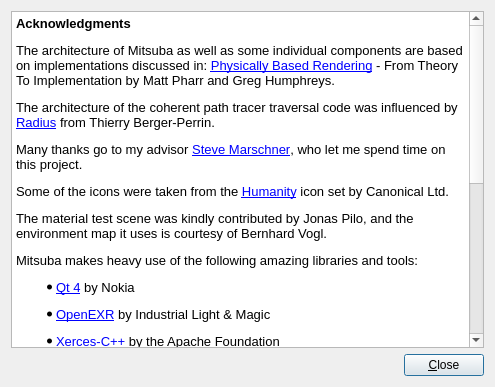
First picture: the form in src/qtgui/acknowledgmentdlg.ui, repository mitsuba-renderer/mitsuba, before the edit.
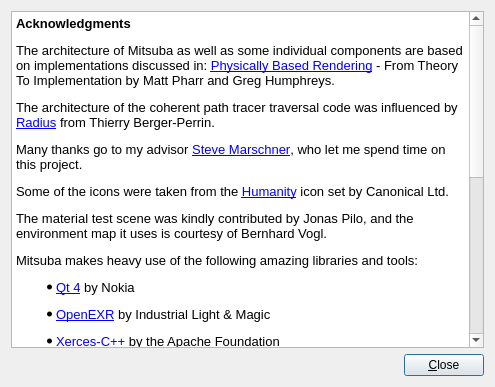
Second picture: the form after the edit.

What changed in the file:
```diff
--- a/src/qtgui/acknowledgmentdlg.ui
+++ b/src/qtgui/acknowledgmentdlg.ui
@@ -58,6 +58,7 @@
 &lt;ul style=&quot;-qt-list-indent: 1;&quot;&gt;&lt;li style=&quot; margin-top:12px; margin-bottom:12px; margin-left:0px; margin-right:0px; -qt-block-indent:0; text-indent:0px;&quot;&gt;&lt;a href=&quot;http://qt.nokia.com/products&quot;&gt;&lt;span style=&quot; text-decoration: underline; color:#0000ff;&quot;&gt;Qt 4&lt;/span&gt;&lt;/a&gt; by Nokia&lt;/li&gt;
 &lt;li style=&quot; margin-top:12px; margin-bottom:12px; margin-left:0px; margin-right:0px; -qt-block-indent:0; text-indent:0px;&quot;&gt;&lt;a href=&quot;http://www.openexr.com/&quot;&gt;&lt;span style=&quot; text-decoration: underline; color:#0000ff;&quot;&gt;OpenEXR&lt;/span&gt;&lt;/a&gt; by Industrial Light &amp;amp; Magic&lt;/li&gt;
 &lt;li style=&quot; margin-top:12px; margin-bottom:12px; margin-left:0px; margin-right:0px; -qt-block-indent:0; text-indent:0px;&quot;&gt;&lt;a href=&quot;http://xerces.apache.org/xerces-c/&quot;&gt;&lt;span style=&quot; text-decoration: underline; color:#0000ff;&quot;&gt;Xerces-C++&lt;/span&gt;&lt;/a&gt; by the Apache Foundation&lt;/li&gt;
+&lt;li style=&quot; margin-top:12px; margin-bottom:12px; margin-left:0px; margin-right:0px; -qt-block-indent:0; text-indent:0px;&quot;&gt;&lt;a href=&quot;http://eigen.tuxfamily.org&quot;&gt;&lt;span style=&quot; text-decoration: underline; color:#0000ff;&quot;&gt;Eigen&lt;/span&gt;&lt;/a&gt; by Benoît Jacob and Gaël Guennebaud&lt;/li&gt;
 &lt;li style=&quot; margin-top:12px; margin-bottom:12px; margin-left:0px; margin-right:0px; -qt-block-indent:0; text-indent:0px;&quot;&gt;The &lt;a href=&quot;http://www.boost.org/&quot;&gt;&lt;span style=&quot; text-decoration: underline; color:#0000ff;&quot;&gt;Boost&lt;/span&gt;&lt;/a&gt; C++ class library&lt;/li&gt;
 &lt;li style=&quot; margin-top:12px; margin-bottom:12px; margin-left:0px; margin-right:0px; -qt-block-indent:0; text-indent:0px;&quot;&gt;&lt;a href=&quot;http://glew.sourceforge.net/&quot;&gt;&lt;span style=&quot; text-decoration: underline; color:#0000ff;&quot;&gt;GLEW&lt;/span&gt;&lt;/a&gt; by Milan Ikits, Marcelo E. Magallon and Lev Povalahev&lt;/li&gt;
 &lt;li style=&quot; margin-top:12px; margin-bottom:12px; margin-left:0px; margin-right:0px; -qt-block-indent:0; text-indent:0px;&quot;&gt;&lt;a href=&quot;http://sourceforge.net/projects/collada-dom/&quot;&gt;&lt;span style=&quot; text-decoration: underline; color:#0000ff;&quot;&gt;COLLADA DOM&lt;/span&gt;&lt;/a&gt; by Sony Computer Entertainment&lt;/li&gt;
```
